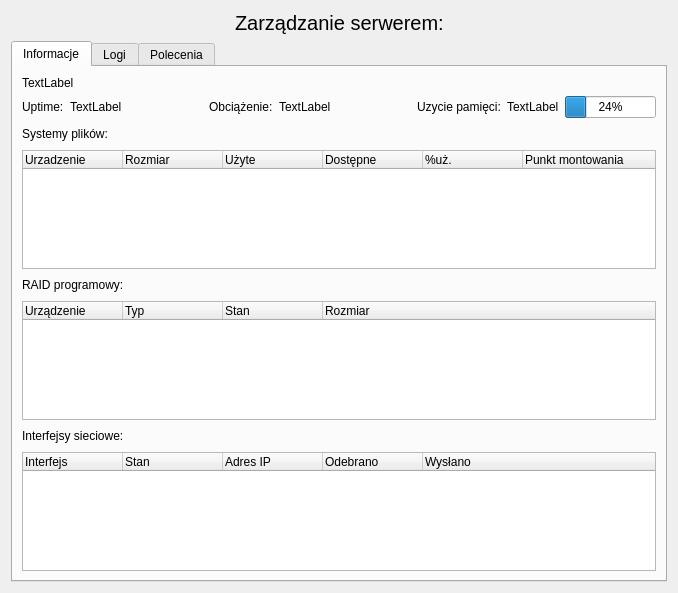
Old version of the form manager/app/ui/dialogServerManage.ui in the repository milyges/linux-server-tools.
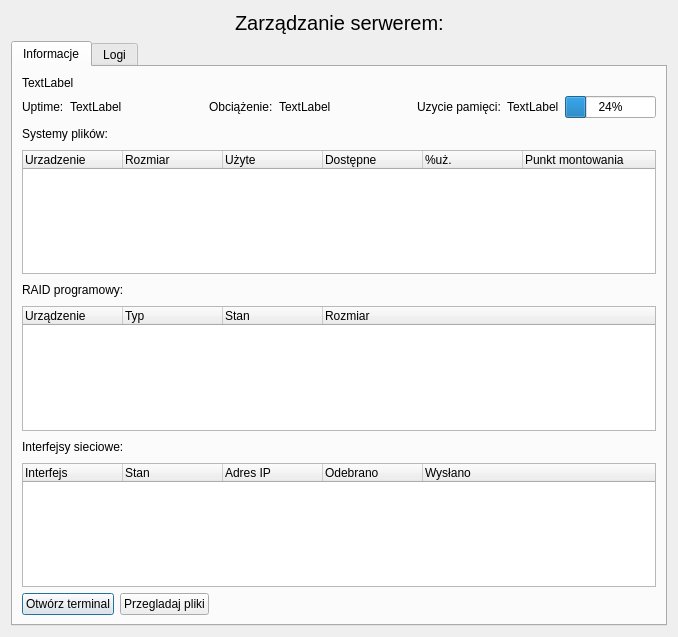
New version of the form.

What changed in the file:
```diff
--- a/manager/app/ui/dialogServerManage.ui
+++ b/manager/app/ui/dialogServerManage.ui
@@ -7,7 +7,7 @@
     <x>0</x>
     <y>0</y>
     <width>678</width>
-    <height>593</height>
+    <height>637</height>
    </rect>
   </property>
   <property name="font">
@@ -332,6 +332,37 @@
          </column>
         </widget>
        </item>
+       <item>
+        <layout class="QHBoxLayout" name="horizontalLayout_8">
+         <item>
+          <widget class="QPushButton" name="bntTerminalOpen">
+           <property name="text">
+            <string>Otwórz terminal</string>
+           </property>
+          </widget>
+         </item>
+         <item>
+          <widget class="QPushButton" name="bntBrowserOpen">
+           <property name="text">
+            <string>Przegladaj pliki</string>
+           </property>
+          </widget>
+         </item>
+         <item>
+          <spacer name="horizontalSpacer_3">
+           <property name="orientation">
+            <enum>Qt::Horizontal</enum>
+           </property>
+           <property name="sizeHint" stdset="0">
+            <size>
+             <width>40</width>
+             <height>20</height>
+            </size>
+           </property>
+          </spacer>
+         </item>
+        </layout>
+       </item>
       </layout>
      </widget>
      <widget class="QWidget" name="tab">
@@ -426,41 +457,6 @@
        </item>
       </layout>
      </widget>
-     <widget class="QWidget" name="tabCommands">
-      <attribute name="title">
-       <string>Polecenia</string>
-      </attribute>
-      <layout class="QVBoxLayout" name="verticalLayout_4">
-       <item>
-        <widget class="QPlainTextEdit" name="pteCommandResult">
-         <property name="readOnly">
-          <bool>true</bool>
-         </property>
-        </widget>
-       </item>
-       <item>
-        <layout class="QHBoxLayout" name="horizontalLayout_8">
-         <item>
-          <widget class="QLabel" name="label_9">
-           <property name="text">
-            <string>Polecenie:</string>
-           </property>
-          </widget>
-         </item>
-         <item>
-          <widget class="QLineEdit" name="leCommand"/>
-         </item>
-         <item>
-          <widget class="QPushButton" name="bntExec">
-           <property name="text">
-            <string>Wykonaj</string>
-           </property>
-          </widget>
-         </item>
-        </layout>
-       </item>
-      </layout>
-     </widget>
     </widget>
    </item>
   </layout>
```
Left out of the diff: 3 changed lines with no effect on the pictures.
